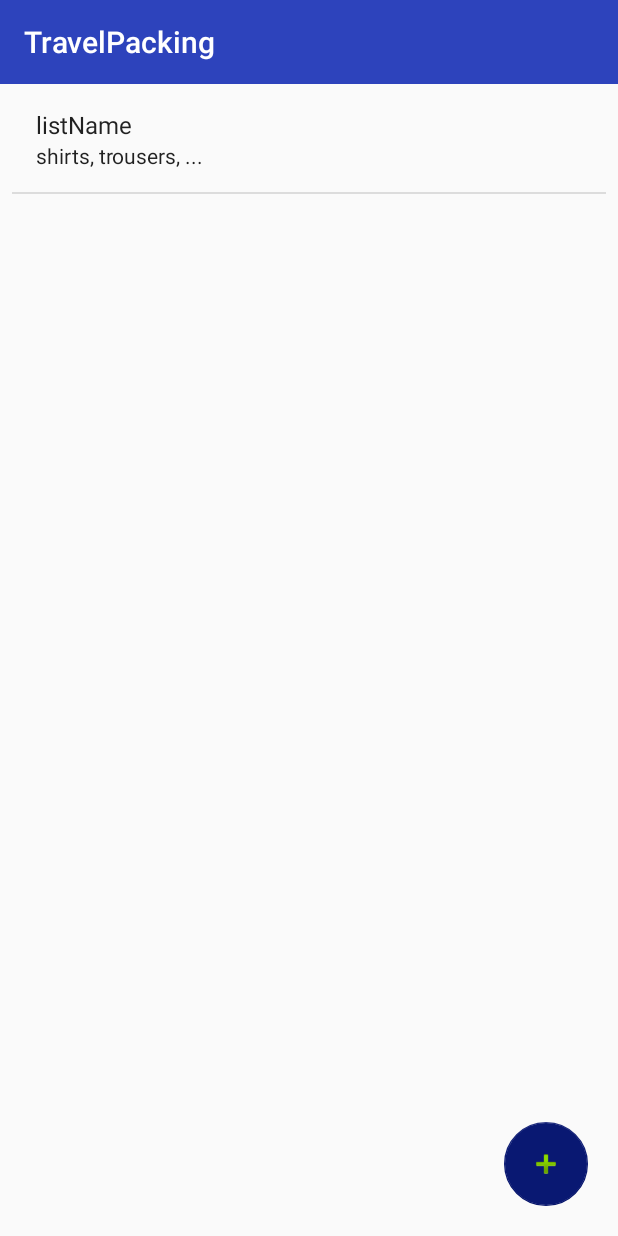
After one commit to antunmod/TravelPacking, an Android app: the ListsActivity screen opened directly, with no data from a screen before it, on a phone screen of 412 x 824 dp. The commit adds this screen. Run offline under Robolectric (Android 15) with nearby library versions, the phone set to English and light mode, and no system bars.

Commit message:
ListsActivity added

```diff
--- a/app/src/main/java/antunmod/projects/travelpacking/CameraActivity.java
+++ b/app/src/main/java/antunmod/projects/travelpacking/CameraActivity.java
@@ -60,7 +60,7 @@ public class CameraActivity extends AppCompatActivity {
                 //If something is written in the ItemTypeEditText field, check whether to add new item
                 if(!itemType.isEmpty()) {
 
-                    if(!itemTypeExists(itemType) && imageNameIsGood(imageName)) {
+                    if(!itemTypeExists(itemType) && imageNameIsValid(imageName)) {
 
                         createDirectories(itemType);
                         fullSizeImageFolderLocation = FULL_SIZE_FOLDER_LOCATION + File.separator + itemType;
@@ -74,7 +74,7 @@ public class CameraActivity extends AppCompatActivity {
                         Toast.makeText(getApplicationContext(), "Enter item type to continue!", Toast.LENGTH_LONG).show();
                     }
 
-                    else if (imageNameIsGood(imageName)) {
+                    else if (imageNameIsValid(imageName)) {
                         itemType = spinner.getSelectedItem().toString();
                         fullSizeImageFolderLocation = FULL_SIZE_FOLDER_LOCATION + File.separator + itemType;
                         if (filenameExists(fullSizeImageFolderLocation, imageName))
@@ -121,7 +121,7 @@ public class CameraActivity extends AppCompatActivity {
         }
     }
 
-    private boolean imageNameIsGood(String imageName) {
+    private boolean imageNameIsValid(String imageName) {
 
         //remove spaces before
         while(imageName.startsWith(" ")) {
--- /dev/null
+++ b/app/src/main/java/antunmod/projects/travelpacking/ListsActivity.java
@@ -0,0 +1,38 @@
+package antunmod.projects.travelpacking;
+
+import android.support.v7.app.AppCompatActivity;
+import android.os.Bundle;
+import android.widget.ListView;
+import android.widget.SimpleAdapter;
+
+import java.util.ArrayList;
+import java.util.HashMap;
+import java.util.List;
+import java.util.Map;
+
+public class ListsActivity extends AppCompatActivity {
+
+    ListView listView;
+    SimpleAdapter simpleAdapter;
+
+    @Override
+    protected void onCreate(Bundle savedInstanceState) {
+        super.onCreate(savedInstanceState);
+        setContentView(R.layout.activity_lists);
+
+        listView = (ListView) findViewById(R.id.listView);
+        simpleAdapter = new SimpleAdapter(this, getData(), android.R.layout.simple_list_item_2,
+                new String[] {"listName", "listString"}, new int[] {android.R.id.text1, android.R.id.text2});
+        listView.setAdapter(simpleAdapter);
+    }
+
+    public List<Map<String, String>> getData () {
+        List<Map<String, String>> list = new ArrayList<>();
+        Map<String, String> map = new HashMap<>(2);
+        map.put("listName", "listName");
+        map.put("listString", "shirts, trousers, ...");
+        list.add(map);
+
+        return list;
+    }
+}
--- /dev/null
+++ b/app/src/main/res/layout/activity_lists.xml
@@ -0,0 +1,38 @@
+<?xml version="1.0" encoding="utf-8"?>
+<android.support.constraint.ConstraintLayout xmlns:android="http://schemas.android.com/apk/res/android"
+    xmlns:app="http://schemas.android.com/apk/res-auto"
+    xmlns:tools="http://schemas.android.com/tools"
+    android:layout_width="match_parent"
+    android:layout_height="match_parent"
+    tools:context="antunmod.projects.travelpacking.ListsActivity">
+
+    <android.support.design.widget.FloatingActionButton
+        android:id="@+id/floatingActionButton"
+        android:layout_width="wrap_content"
+        android:layout_height="wrap_content"
+        android:layout_marginBottom="20dp"
+        android:layout_marginRight="20dp"
+        android:clickable="true"
+        app:backgroundTint="@color/colorPrimaryDark"
+        app:fabSize="normal"
+        app:layout_constraintBottom_toBottomOf="parent"
+        app:layout_constraintRight_toRightOf="parent"
+        app:srcCompat="@android:drawable/ic_input_add"
+        android:layout_marginEnd="20dp" />
+
+    <ListView
+        android:id="@+id/listView"
+        android:layout_width="match_parent"
+        android:layout_height="match_parent"
+        android:layout_marginBottom="8dp"
+        android:layout_marginEnd="8dp"
+        android:layout_marginLeft="8dp"
+        android:layout_marginRight="8dp"
+        android:layout_marginStart="8dp"
+        android:layout_marginTop="8dp"
+        app:layout_constraintBottom_toBottomOf="parent"
+        app:layout_constraintHorizontal_bias="0.0"
+        app:layout_constraintLeft_toLeftOf="parent"
+        app:layout_constraintRight_toRightOf="parent"
+        app:layout_constraintTop_toTopOf="parent" />
+</android.support.constraint.ConstraintLayout>
--- /dev/null
+++ b/app/src/main/res/layout/list_item_layout.xml
@@ -0,0 +1,6 @@
+<?xml version="1.0" encoding="utf-8"?>
+<LinearLayout xmlns:android="http://schemas.android.com/apk/res/android"
+    android:orientation="vertical" android:layout_width="match_parent"
+    android:layout_height="match_parent">
+
+</LinearLayout>
```
Also changed, not shown: app/src/main/AndroidManifest.xml (+7 -6 lines), app/src/main/java/antunmod/projects/travelpacking/MainActivity.java (+11 -0 lines), app/src/main/res/layout/activity_main.xml (+4 -5 lines).
